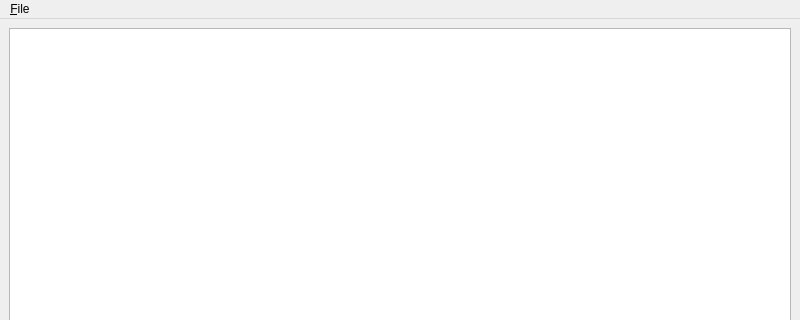
Above: ChemData/mainwindow.ui from OpenChemistry/mongochem before the change; both pictures show x 0 to 800 and y 0 to 320 of the 800 by 600 pixel window. Below: the same form after it.
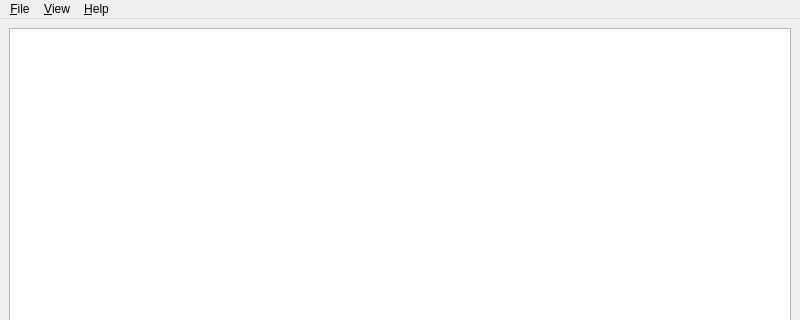
That is the form after the change. Custom widgets are drawn as their Qt base class.

The edit to the form file:
```diff
--- a/ChemData/mainwindow.ui
+++ b/ChemData/mainwindow.ui
@@ -26,7 +26,7 @@
      <x>0</x>
      <y>0</y>
      <width>800</width>
-     <height>21</height>
+     <height>23</height>
     </rect>
    </property>
    <widget class="QMenu" name="menu_File">
@@ -34,9 +34,24 @@
      <string>&amp;File</string>
     </property>
     <addaction name="actionAddNewData"/>
-    <addaction name="action_Quit"/>
+    <addaction name="actionQuit"/>
+   </widget>
+   <widget class="QMenu" name="menu_View">
+    <property name="title">
+     <string>&amp;View</string>
+    </property>
+    <addaction name="actionGraphs"/>
+    <addaction name="actionDetail"/>
+   </widget>
+   <widget class="QMenu" name="menu_Help">
+    <property name="title">
+     <string>&amp;Help</string>
+    </property>
+    <addaction name="actionAbout"/>
    </widget>
    <addaction name="menu_File"/>
+   <addaction name="menu_View"/>
+   <addaction name="menu_Help"/>
   </widget>
   <widget class="QStatusBar" name="statusbar"/>
   <action name="action_Quit">
```
Left out of the diff: 19 changed lines with no effect on the pictures.
